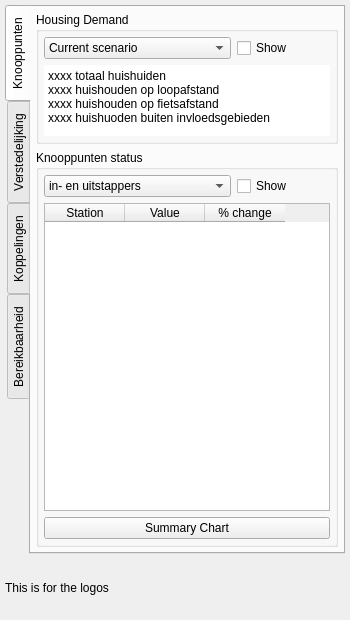
This is KPOpilot/kpo_datasysteem_pilot_dockwidget_base.ui in Deltametropool/kpo-pilot as Qt 5 draws it before an edit. The edited form follows.
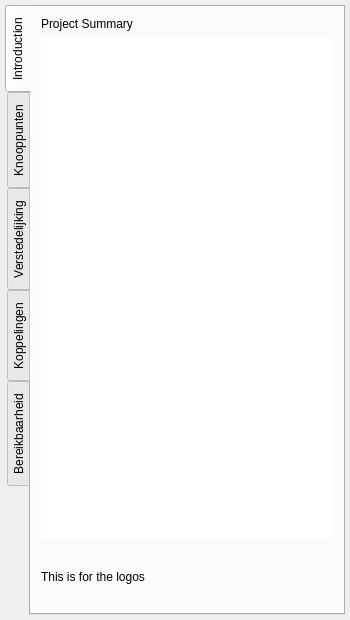
This is the edited form.

The edit to the form file:
```diff
--- a/KPOpilot/kpo_datasysteem_pilot_dockwidget_base.ui
+++ b/KPOpilot/kpo_datasysteem_pilot_dockwidget_base.ui
@@ -32,7 +32,7 @@
    <string>Knooppunten Ontwikkeling - pilot</string>
   </property>
   <widget class="QWidget" name="dockWidgetContents">
-   <layout class="QVBoxLayout" name="verticalLayout_2" stretch="10,1">
+   <layout class="QVBoxLayout" name="verticalLayout_2" stretch="10">
     <property name="leftMargin">
      <number>5</number>
     </property>
@@ -59,6 +59,55 @@
       <property name="elideMode">
        <enum>Qt::ElideRight</enum>
       </property>
+      <widget class="QWidget" name="introductionTab">
+       <attribute name="title">
+        <string>Introduction</string>
+       </attribute>
+       <layout class="QVBoxLayout" name="verticalLayout_4" stretch="0,8,1">
+        <property name="leftMargin">
+         <number>10</number>
+        </property>
+        <property name="topMargin">
+         <number>10</number>
+        </property>
+        <property name="rightMargin">
+         <number>10</number>
+        </property>
+        <property name="bottomMargin">
+         <number>5</number>
+        </property>
+        <item>
+         <widget class="QLabel" name="introductionLabel">
+          <property name="text">
+           <string>Project Summary</string>
+          </property>
+         </widget>
+        </item>
+        <item>
+         <widget class="QTextEdit" name="introductionSummaryText">
+          <property name="acceptDrops">
+           <bool>false</bool>
+          </property>
+          <property name="autoFillBackground">
+           <bool>false</bool>
+          </property>
+          <property name="frameShape">
+           <enum>QFrame::NoFrame</enum>
+          </property>
+          <property name="frameShadow">
+           <enum>QFrame::Plain</enum>
+          </property>
+         </widget>
+        </item>
+        <item>
+         <widget class="QLabel" name="logosLabel">
+          <property name="text">
+           <string>This is for the logos</string>
+          </property>
+         </widget>
+        </item>
+       </layout>
+      </widget>
       <widget class="QWidget" name="knooppuntenTab">
        <attribute name="title">
         <string>Knooppunten</string>
@@ -834,13 +883,6 @@
       </widget>
      </widget>
     </item>
-    <item>
-     <widget class="QLabel" name="logosLabel">
-      <property name="text">
-       <string>This is for the logos</string>
-      </property>
-     </widget>
-    </item>
    </layout>
   </widget>
  </widget>
```
Left out of the diff: 67 changed lines with no effect on the pictures.
